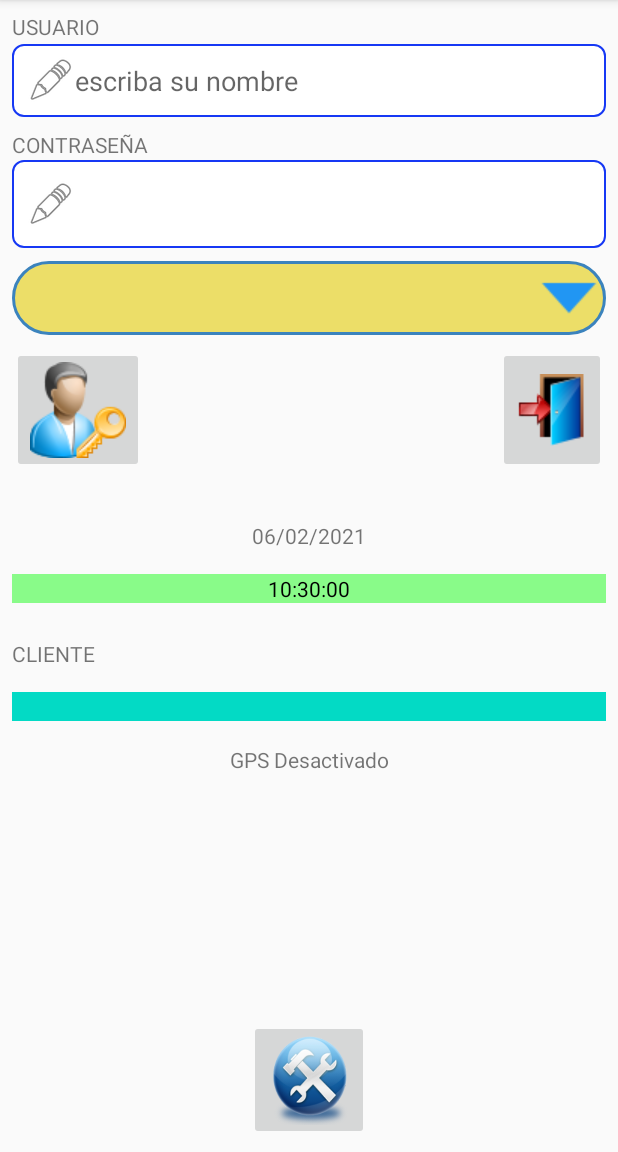
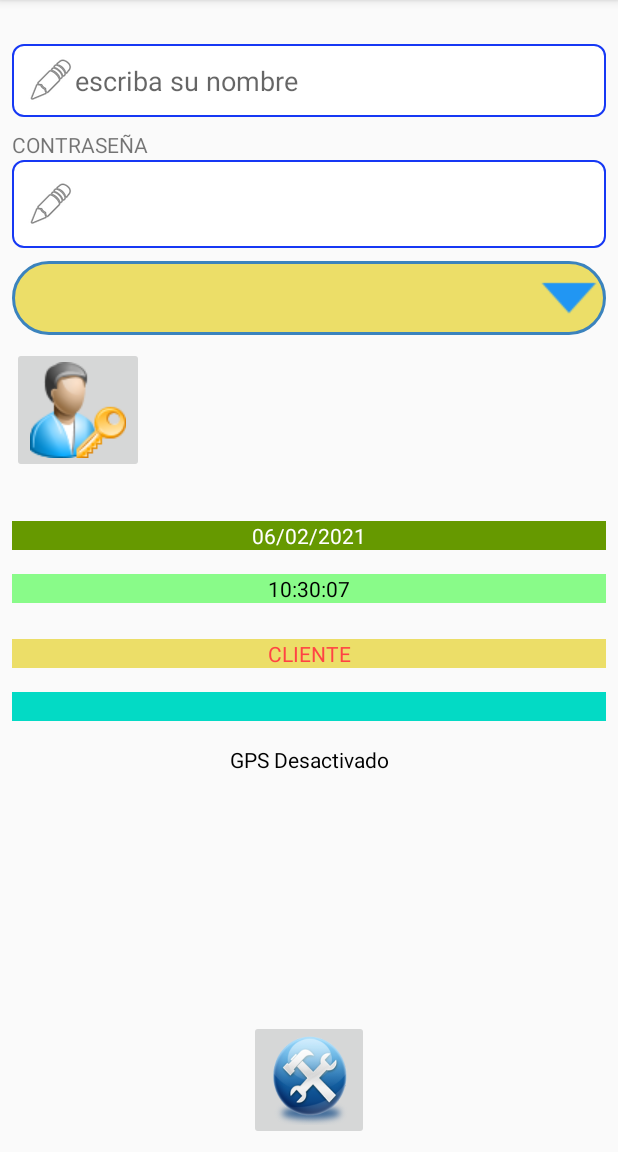
Before and after one commit to juliofusa/FICHAR, an Android app: the screen it shows after launch (MainActivity), on a phone screen of 412 x 824 dp, the part 84-1236 px from its top. Run offline under Robolectric (Android 15) with nearby library versions, the phone set to English and light mode, and no system bars.

Commit message:
CUARTO BORRADOR

```diff
--- a/app/src/main/res/layout/activity_main.xml
+++ b/app/src/main/res/layout/activity_main.xml
@@ -7,12 +7,13 @@
     tools:context=".MainActivity">
 
     <TextView
-        android:id="@+id/textView"
+        android:id="@+id/Txt_usuario"
         android:layout_width="wrap_content"
         android:layout_height="wrap_content"
         android:layout_marginStart="8dp"
         android:layout_marginTop="8dp"
         android:text="@string/USUARIO"
+        android:visibility="invisible"
         app:layout_constraintRight_toRightOf="parent"
         app:layout_constraintStart_toStartOf="parent"
         app:layout_constraintTop_toTopOf="parent" />
@@ -34,10 +35,10 @@
         android:paddingRight="10dp"
         app:layout_constraintEnd_toEndOf="parent"
         app:layout_constraintStart_toStartOf="parent"
-        app:layout_constraintTop_toBottomOf="@+id/textView" />
+        app:layout_constraintTop_toBottomOf="@+id/Txt_usuario" />
 
     <TextView
-        android:id="@+id/textView2"
+        android:id="@+id/Txt_dni"
         android:layout_width="wrap_content"
         android:layout_height="wrap_content"
         android:layout_marginStart="8dp"
@@ -60,7 +61,7 @@
         android:paddingEnd="10dp"
         app:layout_constraintEnd_toEndOf="parent"
         app:layout_constraintStart_toStartOf="parent"
-        app:layout_constraintTop_toBottomOf="@+id/textView2" />
+        app:layout_constraintTop_toBottomOf="@+id/Txt_dni" />
 
     <ImageButton
         android:id="@+id/CMD_FICHAR_INICIAL"
@@ -69,6 +70,7 @@
         android:layout_marginStart="8dp"
         android:layout_marginTop="8dp"
         android:contentDescription="@string/fichar_ini"
+        android:onClick="CMD_FICHAR"
         app:layout_constraintStart_toStartOf="parent"
         app:layout_constraintTop_toBottomOf="@+id/SP_CLIENTE"
         app:srcCompat="@drawable/log" />
@@ -97,8 +99,10 @@
         android:layout_marginStart="8dp"
         android:layout_marginTop="32dp"
         android:layout_marginEnd="8dp"
+        android:background="@android:color/holo_green_dark"
         android:gravity="clip_horizontal|center_horizontal"
         android:text="@string/FECHA"
+        android:textColor="@color/white"
         app:layout_constraintBottom_toTopOf="@+id/Txt_hora"
         app:layout_constraintEnd_toEndOf="parent"
         app:layout_constraintStart_toStartOf="parent"
@@ -128,7 +132,10 @@
         android:layout_marginTop="16dp"
         android:layout_marginEnd="8dp"
         android:layout_marginBottom="8dp"
+        android:background="@color/Color_amarillo_reg"
+        android:gravity="center"
         android:text="@string/CLIENTE"
+        android:textColor="@android:color/holo_red_light"
         app:layout_constraintBottom_toTopOf="@+id/Txt_direccion"
         app:layout_constraintEnd_toEndOf="parent"
         app:layout_constraintStart_toStartOf="parent"
@@ -142,7 +149,7 @@
         android:layout_marginEnd="8dp"
         android:contentDescription="@string/FIN"
         android:onClick="firmar"
-        android:visibility="visible"
+        android:visibility="invisible"
         app:layout_constraintBottom_toBottomOf="@+id/CMD_FICHAR_INICIAL"
         app:layout_constraintEnd_toEndOf="parent"
         app:layout_constraintTop_toBottomOf="@+id/SP_CLIENTE"
@@ -187,6 +194,7 @@
         android:layout_marginEnd="8dp"
         android:gravity="center_horizontal|center_vertical"
         android:text="@string/GPS"
+        android:textColor="@color/black"
         app:layout_constraintEnd_toEndOf="parent"
         app:layout_constraintStart_toStartOf="parent"
         app:layout_constraintTop_toBottomOf="@+id/Txt_direccion" />
--- a/app/src/main/res/values/strings.xml
+++ b/app/src/main/res/values/strings.xml
@@ -11,4 +11,5 @@
     <string name="CONFIGURAR">CONFIGURAR</string>
     <string name="fichar_ini">INICIO DE FICHAJE</string>
     <string name="clientes">CLIENTES</string>
+    <string name="NOVALIDO">Falta el nombre de usuario y/o Contraseña</string>
 </resources>
```
Also changed, not shown: app/src/main/AndroidManifest.xml (+9 -2 lines), app/src/main/java/com/example/fichar/ADAPTADORES.java (+16 -5 lines), app/src/main/java/com/example/fichar/FIRMAR.java (+23 -15 lines), app/src/main/java/com/example/fichar/MainActivity.java (+88 -5 lines).
